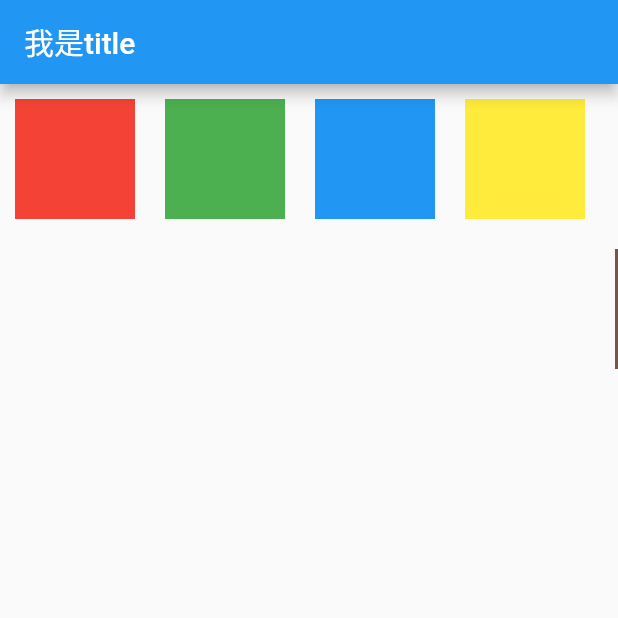
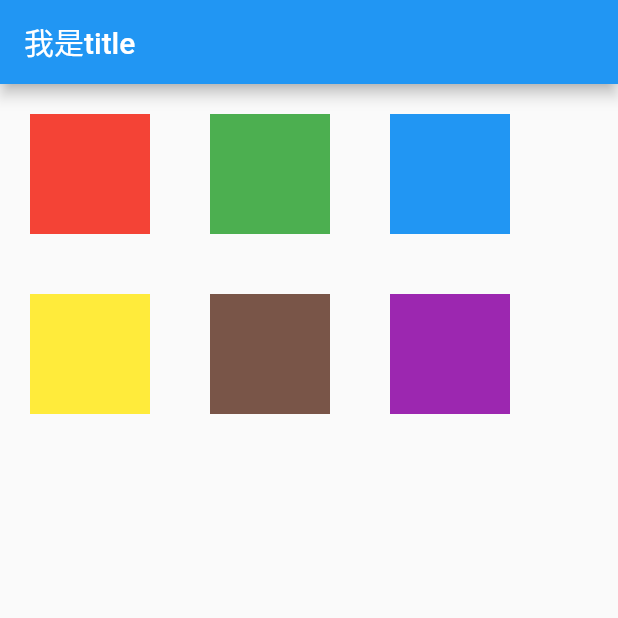
Before and after one commit to yanlele/flutter_study_case, a Flutter app: the screen it shows after launch, on a phone screen of 412 x 824 dp, the top half of it. Run offline on Flutter 3.47's test engine with Material 2 defaults, Android fonts, the phone set to English and light mode, and no system bars.

Commit message:
feat: flow demo

```diff
--- a/lib/06_layout_and_constraints/06_flow_demo.dart
+++ b/lib/06_layout_and_constraints/06_flow_demo.dart
@@ -6,7 +6,7 @@ class YLFlowDemo extends StatelessWidget {
   @override
   Widget build(BuildContext context) {
     return Flow(
-      delegate: TestFlowDelegate(margin: const EdgeInsets.all(10.0)),
+      delegate: TestFlowDelegate(margin: const EdgeInsets.all(20.0)),
       children: <Widget>[
         Container(width: 80.0, height: 80.0, color: Colors.red),
         Container(width: 80.0, height: 80.0, color: Colors.green),
@@ -40,7 +40,7 @@ class TestFlowDelegate extends FlowDelegate {
         context.paintChild(i, transform: Matrix4.translationValues(x, y, 0.0));
         x = w + margin.left;
       } else {
-        y = margin.left;
+        x = margin.left;
         y += context.getChildSize(i)!.height + margin.top + margin.bottom;
 
         context.paintChild(i, transform: Matrix4.translationValues(x, y, 0.0));
@@ -56,6 +56,8 @@ class TestFlowDelegate extends FlowDelegate {
 
   @override
   Size getSize(BoxConstraints constraints) {
-    return const Size(double.infinity, 200);
+    // 指定Flow的大小，简单起见我们让宽度竟可能大，但高度指定为200，
+    // 实际开发中我们需要根据子元素所占用的具体宽高来设置Flow大小
+    return const Size(double.infinity, 240);
   }
 }
```
